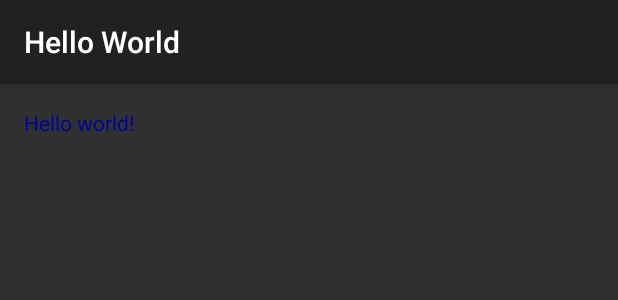
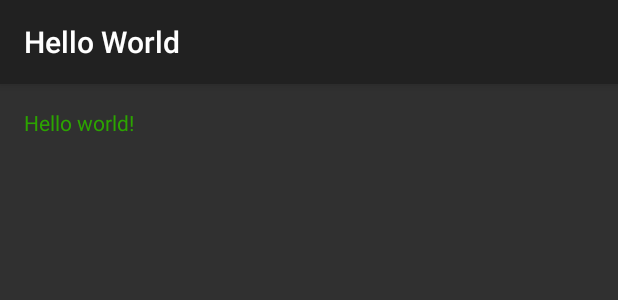
Before and after one commit to praveen2710/Android-Development, an Android app: the layout activity_main.xml on its own in the app's theme, with its tools: preview values and no code run, on a phone screen of 412 x 824 dp. Shown: the top 300 px of the screen. Run offline under Robolectric (Android 15) with nearby library versions, the phone set to English and light mode, and no system bars.

Commit message:
Menus 1)Added menu res and populated with item 2)Replace default menu with custom menu 3)Added action to menu to change text

```diff
--- a/PluralSight/android-hello-world/app/src/main/res/layout/activity_main.xml
+++ b/PluralSight/android-hello-world/app/src/main/res/layout/activity_main.xml
@@ -1,6 +1,7 @@
 <TextView
     xmlns:android="http://schemas.android.com/apk/res/android"
     xmlns:tools="http://schemas.android.com/tools"
+    android:id="@+id/greeting"
     android:layout_width="match_parent"
     android:layout_height="match_parent"
     android:text="@string/hello_world"
--- /dev/null
+++ b/PluralSight/android-hello-world/app/src/main/res/menu/activity_main.xml
@@ -0,0 +1,4 @@
+<?xml version="1.0" encoding="utf-8"?>
+<menu xmlns:android="http://schemas.android.com/apk/res/android">
+    <item android:id="@+id/action_bye" android:title="@string/say_bye"/>
+</menu>
--- a/PluralSight/android-hello-world/app/src/main/res/values/strings.xml
+++ b/PluralSight/android-hello-world/app/src/main/res/values/strings.xml
@@ -1,4 +1,7 @@
 <resources>
   <string name="app_name">Hello World</string>
   <string name="hello_world">Hello world!</string>
+  <string name="bye">Bye world!</string>
+  <string name="say_bye">Say Bye!</string>
+
 </resources>
--- a/PluralSight/android-hello-world/app/src/main/res/values/styles.xml
+++ b/PluralSight/android-hello-world/app/src/main/res/values/styles.xml
@@ -6,6 +6,6 @@
     </style>
     <!--This contains properties common across all versions of values -->
     <style name="AppTheme" parent="AppBaseTheme">
-        <item name="android:textColor">#0000a4</item>
+        <item name="android:textColor">#2ca400</item>
     </style>
 </resources>
```
Also changed, not shown: PluralSight/android-hello-world/app/src/main/java/com/sqisland/android/hello/MainActivity.java (+38 -0 lines).
